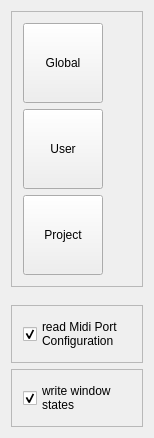
Old version of the form muse2/muse/widgets/fdialogbuttons.ui in the repository emrum/muse.
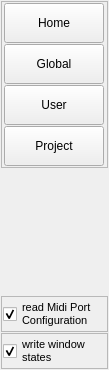
New version of the form.

Commit message: Rework PluginDialog Added [home] button to file open dialog

Diff of the .ui file:
```diff
--- a/muse2/muse/widgets/fdialogbuttons.ui
+++ b/muse2/muse/widgets/fdialogbuttons.ui
@@ -6,15 +6,36 @@
    <rect>
     <x>0</x>
     <y>0</y>
-    <width>154</width>
-    <height>438</height>
+    <width>109</width>
+    <height>370</height>
    </rect>
   </property>
+  <property name="sizePolicy">
+   <sizepolicy hsizetype="Preferred" vsizetype="Minimum">
+    <horstretch>0</horstretch>
+    <verstretch>0</verstretch>
+   </sizepolicy>
+  </property>
   <property name="windowTitle">
    <string>fdialogbuttons</string>
   </property>
-  <layout class="QVBoxLayout" name="verticalLayout">
-   <item>
+  <layout class="QGridLayout" name="gridLayout_3">
+   <property name="leftMargin">
+    <number>1</number>
+   </property>
+   <property name="topMargin">
+    <number>1</number>
+   </property>
+   <property name="rightMargin">
+    <number>1</number>
+   </property>
+   <property name="bottomMargin">
+    <number>1</number>
+   </property>
+   <property name="spacing">
+    <number>1</number>
+   </property>
+   <item row="0" column="0">
     <widget class="QFrame" name="pathGroup">
      <property name="frameShape">
       <enum>QFrame::StyledPanel</enum>
@@ -25,13 +46,64 @@
      <property name="lineWidth">
       <number>0</number>
      </property>
-     <layout class="QVBoxLayout" name="verticalLayout_2">
-      <item>
+     <layout class="QGridLayout" name="gridLayout_2">
+      <property name="leftMargin">
+       <number>1</number>
+      </property>
+      <property name="topMargin">
+       <number>1</number>
+      </property>
+      <property name="rightMargin">
+       <number>1</number>
+      </property>
+      <property name="bottomMargin">
+       <number>1</number>
+      </property>
+      <property name="spacing">
+       <number>1</number>
+      </property>
+      <item row="0" column="0">
+       <layout class="QGridLayout" name="gridLayout">
+        <property name="spacing">
+         <number>1</number>
+        </property>
+        <item row="0" column="0">
+         <widget class="QToolButton" name="homeButton">
+          <property name="minimumSize">
+           <size>
+            <width>100</width>
+            <height>40</height>
+           </size>
+          </property>
+          <property name="text">
+           <string>Home</string>
+          </property>
+          <property name="iconSize">
+           <size>
+            <width>24</width>
+            <height>24</height>
+           </size>
+          </property>
+          <property name="checkable">
+           <bool>true</bool>
+          </property>
+          <property name="toolButtonStyle">
+           <enum>Qt::ToolButtonTextBesideIcon</enum>
+          </property>
+          <property name="autoRaise">
+           <bool>false</bool>
+          </property>
+          <property name="arrowType">
+           <enum>Qt::NoArrow</enum>
+          </property>
+         </widget>
+        </item>
+        <item row="1" column="0">
        <widget class="QToolButton" name="globalButton">
         <property name="minimumSize">
          <size>
-          <width>80</width>
-          <height>80</height>
+            <width>100</width>
+            <height>40</height>
          </size>
         </property>
         <property name="text">
@@ -39,24 +111,24 @@
         </property>
         <property name="iconSize">
          <size>
-          <width>48</width>
-          <height>48</height>
+            <width>24</width>
+            <height>24</height>
          </size>
         </property>
         <property name="checkable">
          <bool>true</bool>
         </property>
         <property name="toolButtonStyle">
-         <enum>Qt::ToolButtonTextUnderIcon</enum>
+           <enum>Qt::ToolButtonTextBesideIcon</enum>
         </property>
        </widget>
       </item>
-      <item>
+        <item row="2" column="0">
        <widget class="QToolButton" name="userButton">
         <property name="minimumSize">
          <size>
-          <width>80</width>
-          <height>80</height>
+            <width>100</width>
+            <height>40</height>
          </size>
         </property>
         <property name="text">
@@ -64,24 +136,24 @@
         </property>
         <property name="iconSize">
          <size>
-          <width>48</width>
-          <height>48</height>
+            <width>24</width>
+            <height>24</height>
          </size>
         </property>
         <property name="checkable">
          <bool>true</bool>
         </property>
         <property name="toolButtonStyle">
-         <enum>Qt::ToolButtonTextUnderIcon</enum>
+           <enum>Qt::ToolButtonTextBesideIcon</enum>
         </property>
        </widget>
       </item>
-      <item>
+        <item row="3" column="0">
        <widget class="QToolButton" name="projectButton">
         <property name="minimumSize">
          <size>
-          <width>80</width>
-          <height>80</height>
+            <width>100</width>
+            <height>40</height>
          </size>
         </property>
         <property name="text">
@@ -89,22 +161,27 @@
         </property>
         <property name="iconSize">
          <size>
-          <width>48</width>
-          <height>48</height>
-         </size>
-        </property>
+            <width>24</width>
+            <height>24</height>
+           </size>
+          </property>
+          <property name="shortcut">
+           <string/>
+          </property>
         <property name="checkable">
          <bool>true</bool>
         </property>
         <property name="toolButtonStyle">
-         <enum>Qt::ToolButtonTextUnderIcon</enum>
+           <enum>Qt::ToolButtonTextBesideIcon</enum>
         </property>
        </widget>
       </item>
      </layout>
+      </item>
+     </layout>
     </widget>
    </item>
-   <item>
+   <item row="1" column="0">
     <spacer name="Spacer1">
      <property name="orientation">
       <enum>Qt::Vertical</enum>
@@ -114,13 +191,13 @@
      </property>
      <property name="sizeHint" stdset="0">
       <size>
-       <width>20</width>
-       <height>245</height>
+       <width>78</width>
+       <height>119</height>
       </size>
      </property>
     </spacer>
    </item>
-   <item>
+   <item row="2" column="0">
     <widget class="QFrame" name="readMidiPortsGroup">
      <property name="frameShape">
       <enum>QFrame::StyledPanel</enum>
@@ -129,8 +206,28 @@
       <enum>QFrame::Raised</enum>
      </property>
      <layout class="QVBoxLayout" name="verticalLayout_3">
+      <property name="spacing">
+       <number>1</number>
+      </property>
+      <property name="leftMargin">
+       <number>1</number>
+      </property>
+      <property name="topMargin">
+       <number>1</number>
+      </property>
+      <property name="rightMargin">
+       <number>1</number>
+      </property>
+      <property name="bottomMargin">
+       <number>1</number>
+      </property>
       <item>
        <widget class="QCheckBox" name="readMidiPortsButton">
+        <property name="font">
+         <font>
+          <pointsize>8</pointsize>
+         </font>
+        </property>
         <property name="text">
          <string>read Midi Port
 Configuration</string>
@@ -146,7 +243,7 @@
      </layout>
     </widget>
    </item>
-   <item>
+   <item row="3" column="0">
     <widget class="QFrame" name="writeWinStateGroup">
      <property name="frameShape">
       <enum>QFrame::StyledPanel</enum>
@@ -155,8 +252,28 @@
       <enum>QFrame::Raised</enum>
      </property>
      <layout class="QVBoxLayout" name="verticalLayout_4">
+      <property name="spacing">
+       <number>1</number>
+      </property>
+      <property name="leftMargin">
+       <number>1</number>
+      </property>
+      <property name="topMargin">
+       <number>1</number>
+      </property>
+      <property name="rightMargin">
+       <number>1</number>
+      </property>
+      <property name="bottomMargin">
+       <number>1</number>
+      </property>
       <item>
        <widget class="QCheckBox" name="writeWinStateButton">
+        <property name="font">
+         <font>
+          <pointsize>8</pointsize>
+         </font>
+        </property>
         <property name="text">
          <string>write window
 states</string>
```
Lines whose indentation alone changed are shown as unchanged. The commit also changes 11 other files.
